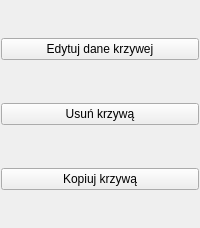
Above: designs/edit_curve_data.ui from dawidkostyszak/MMGK before the change. Below: the same form after it.
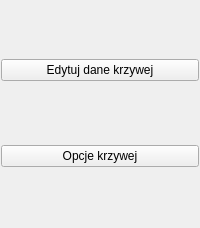
That is the form after the change.

Commit message: Add options dialog to curves, change design for delete and clone curves

The edit to the form file:
```diff
--- a/designs/edit_curve_data.ui
+++ b/designs/edit_curve_data.ui
@@ -72,20 +72,7 @@
          </sizepolicy>
         </property>
         <property name="text">
-         <string>Usuń krzywą</string>
-        </property>
-       </widget>
-      </item>
-      <item>
-       <widget class="QPushButton" name="clone_curve">
-        <property name="sizePolicy">
-         <sizepolicy hsizetype="Preferred" vsizetype="Fixed">
-          <horstretch>0</horstretch>
-          <verstretch>0</verstretch>
-         </sizepolicy>
-        </property>
-        <property name="text">
-         <string>Kopiuj krzywą</string>
+         <string>Opcje krzywej</string>
         </property>
        </widget>
       </item>
```
Left out of the diff: 2 changed lines with no effect on the pictures. The commit also changes 6 other files.
